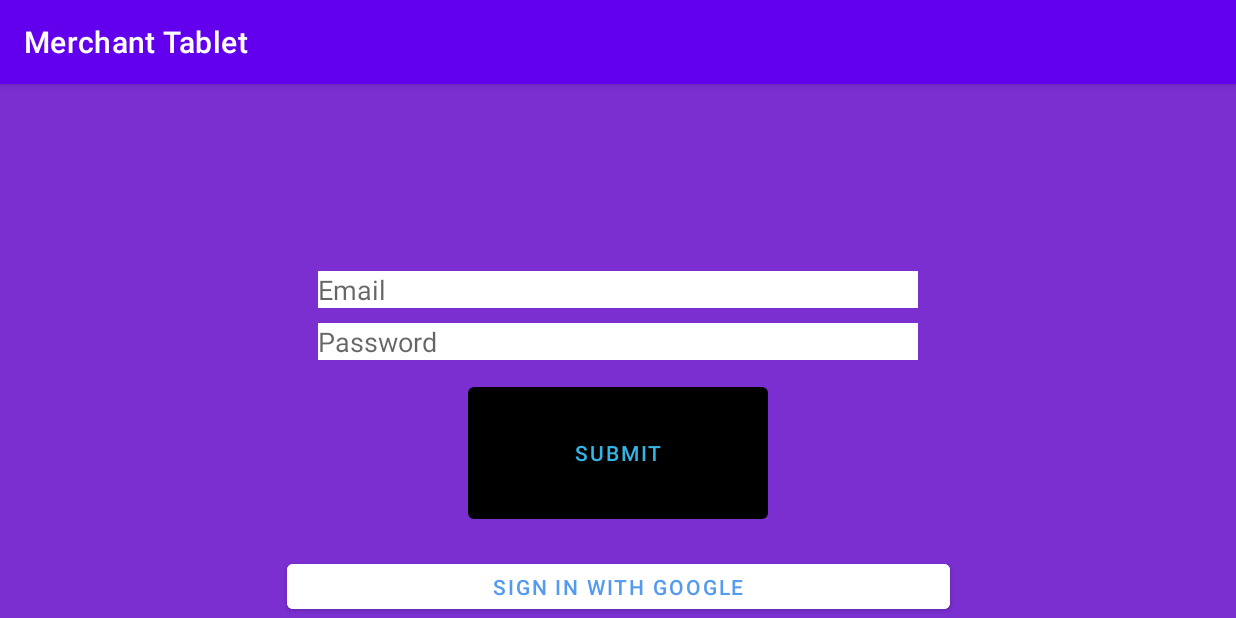
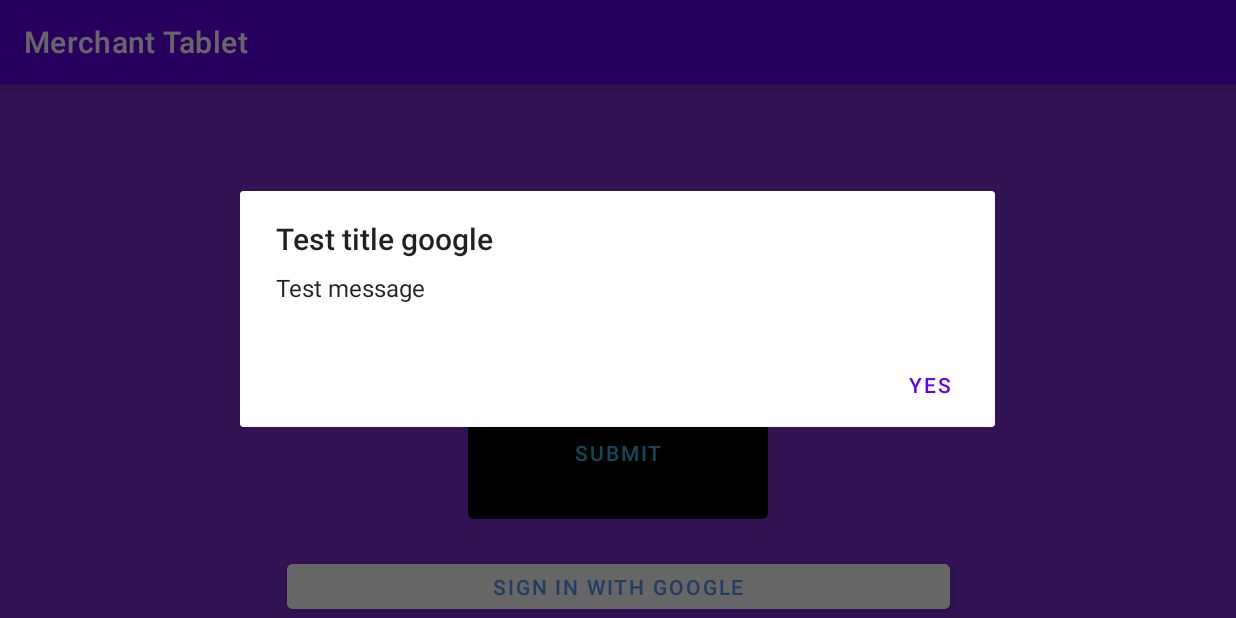
Before and after one commit to NatalieParker/MerchantTablet, an Android app: the screen it shows after launch (MainActivity), after a tap on "SIGN IN WITH GOOGLE", on a phone screen of 824 x 412 dp (held sideways). Run offline under Robolectric (Android 15) with nearby library versions, the phone set to English and light mode, and no system bars; our stand-ins replace Firebase (no records; nobody signed in at launch, a user with empty details on screens opened directly).

Commit message:
Added invalid email error and Alert message

```diff
--- a/app/src/main/java/com/jayurewards/tablet/LoginMerchantActivity.java
+++ b/app/src/main/java/com/jayurewards/tablet/LoginMerchantActivity.java
@@ -204,11 +204,11 @@
 //
 //                switch (e.getStatusCode()) {
 //                    case 12501:
-//                        Log.w(TAG, "User canceled the Google Signin");
+//                        Log.w(TAG, "User canceled the Google Sign in");
 //                        break;
 //
 //                    case 12502:
-//                        AlertService.showAlert(this, "Please Wait", "Google is currently loggin you in.");
+//                        AlertService.showAlert(this, "Please Wait", "Google is currently logging you in.");
 //                        break;
 //
 //                    case 12500:
--- a/app/src/main/java/com/jayurewards/tablet/MainActivity.java
+++ b/app/src/main/java/com/jayurewards/tablet/MainActivity.java
@@ -1,9 +1,11 @@
 package com.jayurewards.tablet;
 
 import androidx.annotation.NonNull;
+import androidx.appcompat.app.AlertDialog;
 import androidx.appcompat.app.AppCompatActivity;
 
 import android.content.Context;
+import android.content.DialogInterface;
 import android.content.Intent;
 import android.content.res.ColorStateList;
 import android.os.Bundle;
@@ -140,21 +142,21 @@ public class MainActivity extends AppCompatActivity {
         emailLoginButton.setOnClickListener(new View.OnClickListener() {
             @Override
             public void onClick(View v) {
+                preventDuplicateClicks();
                 String email = emailEditText.getText().toString();
                 String password = passwordEditText.getText().toString();
                 signIn(email, password);
-                preventDuplicateClicks();
             }
         });
         buttonGoogle.setOnClickListener(new View.OnClickListener() {
             @Override
             public void onClick(View v) {
+                preventDuplicateClicks();
                 switch (v.getId()) {
                     case R.id.buttonGoogle:
                         googleSignIn();
                         break;
                 }
-                preventDuplicateClicks();
             }
         });
     }
@@ -169,11 +171,22 @@ public class MainActivity extends AppCompatActivity {
     }
 
     private void googleSignIn() {
-        Intent signInIntent = mGoogleSignInClient.getSignInIntent();
-        startActivityForResult(signInIntent, RC_SIGN_IN);
+//        Intent signInIntent = mGoogleSignInClient.getSignInIntent();
+//        startActivityForResult(signInIntent, RC_SIGN_IN);
+        alert("Test title google", "Test message");
     }
 
     private void signIn(String email, String password) {
+        alert("Test title email", "Test message");
+
+        if (!email.isEmpty()) {
+            if (!isValidEmail(email)) {
+                emailEditText.setError("Please enter a valid email.");
+                emailEditText.requestFocus();
+                return;
+            }
+        }
+
         auth.signInWithEmailAndPassword(email, password)
                 .addOnCompleteListener(this, new OnCompleteListener<AuthResult>() {
                     @Override
@@ -189,9 +202,8 @@ public class MainActivity extends AppCompatActivity {
                                 Log.i(TAG, "No Current User2");
                             }
                         } else {
-                            // If sign in fails, display a message to the user.
                             Log.w(TAG, "signInWithEmail:failure", task.getException());
-                            Toast.makeText(MainActivity.this, "Authentication failed.",
+                            Toast.makeText(MainActivity.this, "Email or password is incorrect.",
                                     Toast.LENGTH_SHORT).show();
                             // updateUI(null);
                             // ...
@@ -222,9 +234,28 @@ public class MainActivity extends AppCompatActivity {
         } catch (ApiException e) {
             Log.w(TAG, "signInResult:failed code=" + e.getStatusCode());
 //            updateUI(null);
+
         }
         hideKeyboard();
     }
 
+    private void alert(String setTitle, String setMessage) {
+        AlertDialog.Builder builder1 = new AlertDialog.Builder(MainActivity.this);
+        builder1.setTitle(setTitle);
+        builder1.setMessage(setMessage);
 
+        builder1.setPositiveButton(
+                "Yes",
+                new DialogInterface.OnClickListener() {
+                    @Override
+                    public void onClick(DialogInterface dialog, int id) {
+                        Log.i(TAG, "Yes button pressed");
+                    }
+                });
+
+
+        AlertDialog alert11 = builder1.create();
+        alert11.show();
+
+    }
 }
```
